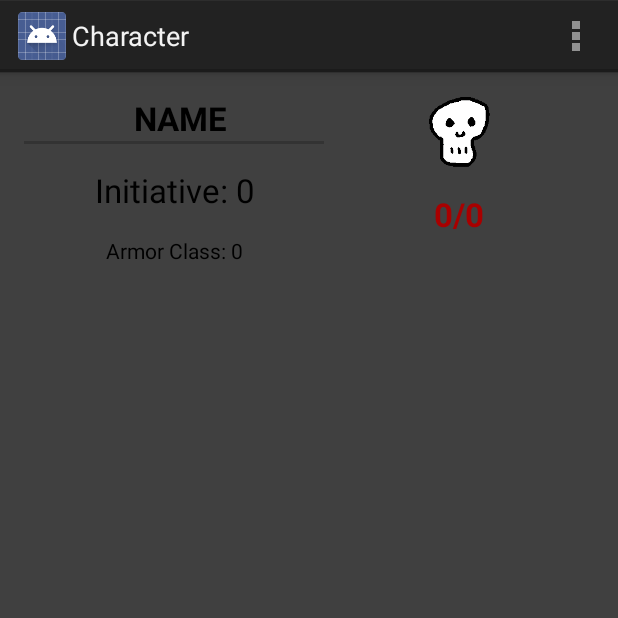
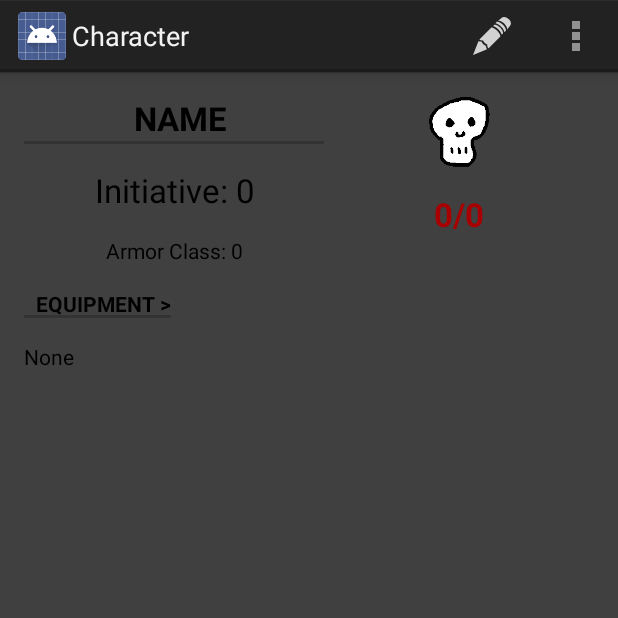
Before and after one commit to Twood76/dmdenc2, an Android app: the screen it shows after launch (CharacterActivity), after a tap on "Player Character", on a phone screen of 412 x 824 dp, the top half of it. Run offline under Robolectric (Android 15) with nearby library versions, the phone set to English and light mode, and no system bars.

Commit message:
Added Equipment Class, and Character Edit Activity

```diff
--- a/app/src/main/java/com/ricky/encounterassistant/models/Character.java
+++ b/app/src/main/java/com/ricky/encounterassistant/models/Character.java
@@ -6,6 +6,8 @@ import android.graphics.drawable.Drawable;
 import com.ricky.encounterassistant.R;
 
 import java.io.Serializable;
+import java.util.ArrayList;
+import java.util.List;
 import java.util.UUID;
 
 /**
@@ -14,7 +16,8 @@ import java.util.UUID;
 public class Character implements Serializable, Comparable<Character> {
     private UUID id;
     private String name;
-    private int AC, FO, RE, WI, HP, maxHP, init;
+    private int AC, HP, maxHP, init;
+    private List<Equipment> equipment;
     private boolean downed;
     private Context context;
     public enum Avatar {
@@ -34,6 +37,8 @@ public class Character implements Serializable, Comparable<Character> {
         this.avatar = avatar;
         this.context = context;
         this.downed = false;
+
+        this.equipment = new ArrayList<Equipment>();
     }
 
     public void decreaseHP(int amount) {
@@ -96,6 +101,18 @@ public class Character implements Serializable, Comparable<Character> {
         return init;
     }
 
+    public void addEquipment(Equipment item) {
+        equipment.add(item);
+    }
+
+    public void removeEquipment(Equipment item) {
+        equipment.remove(item);
+    }
+
+    public List<Equipment> getEquipment() {
+        return equipment;
+    }
+
     @Override
     public int compareTo(Character c) {
         int cinit = c.getInit();
--- a/app/src/main/java/com/ricky/encounterassistant/ui/activities/CharacterActivity.java
+++ b/app/src/main/java/com/ricky/encounterassistant/ui/activities/CharacterActivity.java
@@ -26,6 +26,8 @@ public class CharacterActivity extends Activity {
     private TextView hpTextView;
     private TextView acTextView;
     private ImageView avatarImageView;
+    private TextView equipmentTitleTextView;
+    private TextView equipmentShownTextView;
 
     @Override
     protected void onCreate(Bundle savedInstanceState) {
@@ -57,6 +59,9 @@ public class CharacterActivity extends Activity {
         avatarImageView =(ImageView) findViewById(R.id.character_avatarImageView);
         avatarImageView.setImageDrawable(character.getAvatar());
 
+        equipmentTitleTextView = (TextView) findViewById(R.id.character_equipmentTitleTextView);
+
+        equipmentShownTextView = (TextView) findViewById(R.id.character_equipmentShownTextView);
     }
 
     @Override
@@ -72,6 +77,10 @@ public class CharacterActivity extends Activity {
         // automatically handle clicks on the Home/Up button, so long
         // as you specify a parent activity in AndroidManifest.xml.
         int id = item.getItemId();
-        return id == R.id.action_settings || super.onOptionsItemSelected(item);
+        if (id == R.id.action_edit) {
+            //startActivityForResult(new Intent(CharacterActivity.this, ));
+            return true;
+        }
+        return super.onOptionsItemSelected(item);
     }
 }
--- a/app/src/main/res/layout/activity_character.xml
+++ b/app/src/main/res/layout/activity_character.xml
@@ -78,4 +78,25 @@
         android:paddingTop="@dimen/activity_vertical_margin"
         android:textStyle="bold" />
 
+    <TextView
+        android:layout_width="wrap_content"
+        android:layout_height="wrap_content"
+        android:id="@+id/character_equipmentTitleTextView"
+        android:text="Equipment >"
+        android:paddingTop="@dimen/activity_vertical_margin"
+        android:textColor="#ff000000"
+        android:layout_below="@id/character_acTextView"
+        style="?android:listSeparatorTextViewStyle"/>
+
+    <TextView
+        android:layout_width="wrap_content"
+        android:layout_height="wrap_content"
+        android:layout_below="@id/character_equipmentTitleTextView"
+        android:paddingTop="@dimen/activity_vertical_margin"
+        android:textColor="#ff000000"
+        android:text="None"
+        android:id="@+id/character_equipmentShownTextView"/>
+
+
+
 </RelativeLayout>
--- a/app/src/main/res/menu/character.xml
+++ b/app/src/main/res/menu/character.xml
@@ -5,4 +5,9 @@
         android:title="@string/action_settings"
         android:orderInCategory="100"
         android:showAsAction="never" />
+    <item android:id="@+id/action_edit"
+        android:title="Edit"
+        android:orderInCategory="1"
+        android:showAsAction="always"
+        android:icon="@drawable/ic_action_edit"/>
 </menu>
```
Also changed, not shown: app/src/main/java/com/ricky/encounterassistant/models/Equipment.java (added, +22 -0 lines), app/src/main/java/com/ricky/encounterassistant/ui/activities/CharacterEditActivity.java (added, +32 -0 lines), app/src/main/res/layout/activity_character_edit.xml (added, +106 -0 lines), app/src/main/res/layout/container_encounter.xml (+1 -9 lines), app/src/main/res/drawable-hdpi/ic_action_edit.png (added), app/src/main/res/drawable-mdpi/ic_action_edit.png (added), app/src/main/res/drawable-xhdpi/ic_action_edit.png (added), app/src/main/res/drawable-xxhdpi/ic_action_edit.png (added).
